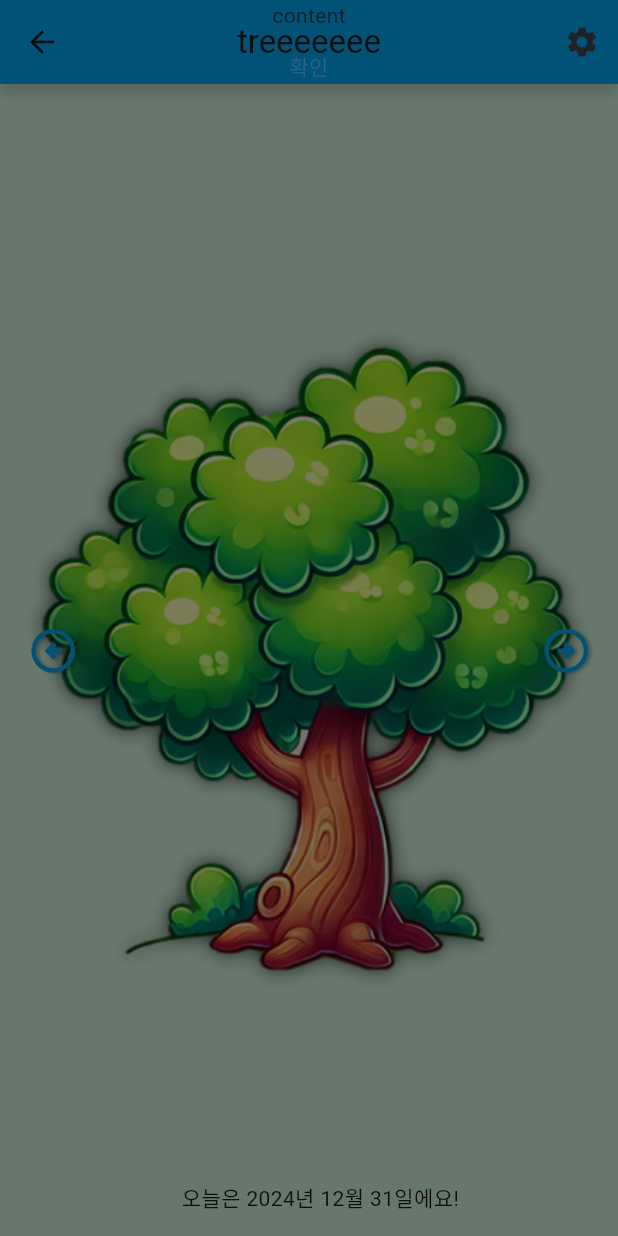
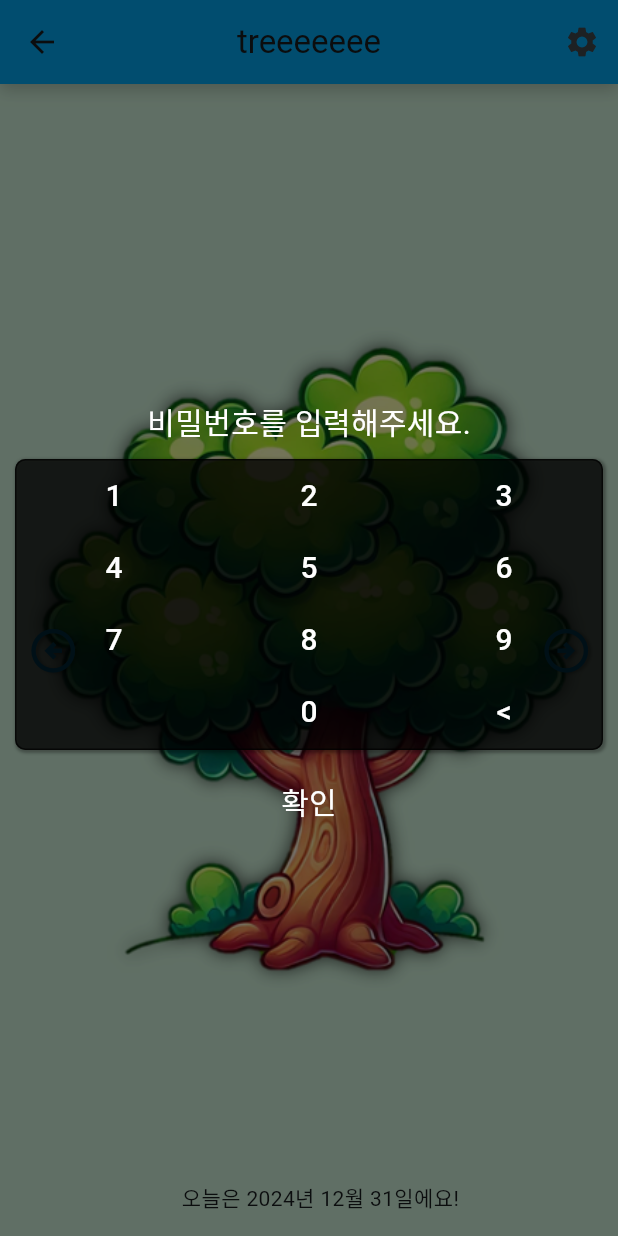
Before and after one commit to TaeSeungRyu/praise-tree, a Flutter app: the Tree screen opened by its route, on a phone screen of 412 x 824 dp. Run offline on Flutter 3.47's test engine with Material 3 defaults, Android fonts, the phone set to English and light mode, and no system bars; our stand-ins replace animated_text_kit, device_info_plus, flutter_screenutil, flutter_secure_storage, get, image_picker and 1 more; missing offline and left inert: custom_image_crop; accounts and stored records are empty; Roboto replaces fonts that are missing (CookieRun).

Commit message:
기본 기능 - 2
* 진행 중인 과제
- 저장소를 활용한 최초 앱 접속시 설명보기 및 비밀번호 설정 기능
- 도장을 추가하는 경우 컨펌 다이얼로그 실행(비번입력)
- 도장추가, 슬라이드 추가시 해당 정보를 스토리지에 저장 기능
- 다음 과제
 > 코드 리팩토링 및 주석 작업
 > 가상 시뮬레이터가 아닌 실제 폰에서의 구동화면 체크
- 기타 과제 목록
 > 설정을 통한 도장사진 교체 기능
 > 설정을 통한 스플래시 사진 교체 기능
 > 설정을 통한 제목 교체 기능

```diff
--- a/lib/const/const.dart
+++ b/lib/const/const.dart
@@ -1,7 +1,9 @@
 
 enum Constants {
 
-  isNotFirstAccess("isNotFirstAccess");
+  isNotFirstAccess("isNotFirstAccess"),
+  passWordData("passWordData"),
+  ;
 
   final String value;
 
--- /dev/null
+++ b/lib/screens/component/keypad.dart
@@ -0,0 +1,134 @@
+import 'package:flutter/material.dart';
+import 'package:my_heart_son/utils/display_util.dart';
+
+Widget keyPadButton({required String keyText, required Function() onKeyTap}) {
+  return Expanded(
+    child: TextButton(
+      onPressed: () {
+        onKeyTap();
+      },
+      child: Text(
+        keyText,
+        style: TextStyle(
+          color: Colors.white,
+          fontSize: 20.ratio,
+        ),
+      ),
+    ),
+  );
+}
+
+Widget numberKeyPad(BuildContext context, Function(String) press) {
+  return Container(
+    decoration: BoxDecoration(
+      color: Colors.black.withOpacity(0.7),
+      border: Border.all(
+        color: Colors.black.withOpacity(0.7),
+        width: 1,
+      ),
+      borderRadius: BorderRadius.circular(7.ratio),
+      boxShadow: [
+        BoxShadow(
+          color: Colors.black.withOpacity(0.3),
+          spreadRadius: 1,
+          blurRadius: 1,
+          offset: const Offset(1, 1),
+        ),
+      ],
+    ),
+    child: Column(
+      crossAxisAlignment: CrossAxisAlignment.center,
+      mainAxisAlignment: MainAxisAlignment.center,
+      children: <Widget>[
+        Row(
+          children: <Widget>[
+            keyPadButton(
+              keyText: '1',
+              onKeyTap: () {
+                press('1');
+              },
+            ),
+            keyPadButton(
+              keyText: '2',
+              onKeyTap: () {
+                press('2');
+              },
+            ),
+            keyPadButton(
+              keyText: '3',
+              onKeyTap: () {
+                press('3');
+              },
+            ),
+          ],
+        ),
+        Row(
+          children: <Widget>[
+            keyPadButton(
+              keyText: '4',
+              onKeyTap: () {
+                press('4');
+              },
+            ),
+            keyPadButton(
+              keyText: '5',
+              onKeyTap: () {
+                press('5');
+              },
+            ),
+            keyPadButton(
+              keyText: '6',
+              onKeyTap: () {
+                press('6');
+              },
+            ),
+          ],
+        ),
+        Row(
+          children: <Widget>[
+            keyPadButton(
+              keyText: '7',
+              onKeyTap: () {
+                press('7');
+              },
+            ),
+            keyPadButton(
+              keyText: '8',
+              onKeyTap: () {
+                press('8');
+              },
+            ),
+            keyPadButton(
+              keyText: '9',
+              onKeyTap: () {
+                press('9');
+              },
+            ),
+          ],
+        ),
+        Row(
+          children: <Widget>[
+            keyPadButton(
+              keyText: '',
+              onKeyTap: () {
+                press('');
+              },
+            ),
+            keyPadButton(
+              keyText: '0',
+              onKeyTap: () {
+                press('0');
+              },
+            ),
+            keyPadButton(
+              keyText: '<',
+              onKeyTap: () {
+                press('<');
+              },
+            ),
+          ],
+        ),
+      ],
+    ),
+  );
+}
--- a/lib/screens/component/modals.dart
+++ b/lib/screens/component/modals.dart
@@ -1,4 +1,7 @@
 import 'package:flutter/material.dart';
+import 'package:my_heart_son/const/const.dart';
+import 'package:my_heart_son/screens/component/keypad.dart';
+import 'package:my_heart_son/utils/data_storage.dart';
 
 confirmBox(BuildContext context, String title, String content,
     Function confirmFunction, Function cancelFunction) {
@@ -33,29 +36,167 @@ confirmBox(BuildContext context, String title, String content,
   );
 }
 
-explainSlideStyleBox (BuildContext context, String content, Function confirmFunction) {
-  //              confirmFunction();
-  //               Navigator.pop(context, '확인');
+const explainSliderContents = [
+  "첫번째 설명",
+  "두번째 설명",
+  "세번째 설명",
+  "네번째 설명",
+  "다섯번째 설명",
+];
+
+var textStyle = const TextStyle(
+  color: Colors.white,
+  fontSize: 20,
+);
+
+explainSlideStyleBox(BuildContext context, Function confirmFunction) {
+  var pageController = PageController();
   return showDialog(
     context: context,
     barrierColor: Colors.black.withOpacity(0.3),
     builder: (BuildContext context) {
       return Dialog.fullscreen(
-        backgroundColor: Colors.black.withOpacity(0.3),
-        child: Column(
-          children: [
-            Text(content),
-            TextButton(
-              onPressed: () {
-                confirmFunction();
-                Navigator.pop(context, '확인');
+        backgroundColor: Colors.black.withOpacity(0.35),
+        child: PopScope(
+          canPop: false,
+          onPopInvoked: (src) {},
+          child: Center(
+            child: PageView.builder(
+              itemCount: explainSliderContents.length,
+              controller: pageController,
+              onPageChanged: (index) {},
+              itemBuilder: (context, index) {
+                return Center(
+                  child: Column(
+                    mainAxisAlignment: MainAxisAlignment.center,
+                    children: [
+                      Text(
+                        explainSliderContents[index],
+                        style: textStyle,
+                      ),
+                      index == explainSliderContents.length - 1
+                          ? TextButton(
+                              onPressed: () {
+                                Navigator.pop(context, '확인');
+                                confirmFunction();
+                              },
+                              child: Text(
+                                '확인',
+                                style: textStyle,
+                              ),
+                            )
+                          : TextButton(
+                              onPressed: () {
+                                pageController.nextPage(
+                                  duration: const Duration(milliseconds: 300),
+                                  curve: Curves.easeIn,
+                                );
+                              },
+                              child: Text(
+                                '다음',
+                                style: textStyle,
+                              ),
+                            ),
+                    ],
+                  ),
+                );
               },
-              child: const Text('확인'),
             ),
-          ],
+          ),
         ),
-
       );
     },
   );
 }
+
+class KeyPadModalWidget extends StatefulWidget {
+  final BuildContext context;
+  final Function confirmFunction;
+
+  const KeyPadModalWidget(this.context, this.confirmFunction, {super.key});
+
+  @override
+  KeyPadModalWidgetState createState() => KeyPadModalWidgetState();
+}
+
+class KeyPadModalWidgetState extends State<KeyPadModalWidget> {
+  var pageController = PageController();
+  var inputLength = 0;
+  var inputNumberArray = List<String>.empty(growable: true);
+  var maxPasswordLength = 4;
+
+  @override
+  Widget build(BuildContext context) {
+
+    //TODO : 신규비밀번호인지 아니면 확인비밀번호인지 구분해야함.
+    //TODO : 저장소에서 비밀번호를 가져와서 비교해야함.
+    DataStorage.get(Constants.passWordData.value).then((value) {
+      debugPrint('value: $value');
+    });
+
+    return Center(
+      child: Column(
+        mainAxisAlignment: MainAxisAlignment.center,
+        children: [
+          Text(
+            '비밀번호를 입력해주세요.',
+            style: textStyle,
+          ),
+          Row(
+            mainAxisAlignment: MainAxisAlignment.center,
+            children: [
+              ...inputNumberArray.map((e) => Text(e, style: textStyle)),
+            ],
+          ),
+          Padding(padding: const EdgeInsets.all(10),
+          child: numberKeyPad(context, (textNumber) {
+            setState(() {
+              inputNumberArray.add(textNumber);
+              if (inputLength < maxPasswordLength-1) {
+                inputLength++;
+              } else {
+                var checkPassword = inputNumberArray.join();
+                debugPrint('checkPassword: $checkPassword');
+                inputNumberArray.clear();
+                inputLength = 0;
+              }
+            });
+          }),),
+
+        ],
+      ),
+    );
+  }
+}
+
+runKeyPadModal(BuildContext context, Function confirmFunction) {
+  return showDialog(
+    context: context,
+    barrierColor: Colors.black.withOpacity(0.3),
+    builder: (BuildContext context) {
+      return Dialog.fullscreen(
+        backgroundColor: Colors.black.withOpacity(0.35),
+        child: PopScope(
+          canPop: false,
+          onPopInvoked: (src) {},
+          child: Column(
+            mainAxisAlignment: MainAxisAlignment.center,
+            children: [
+              KeyPadModalWidget(context, confirmFunction),
+              TextButton(
+                onPressed: () {
+                  Navigator.pop(context, '확인');
+                  confirmFunction();
+                },
+                child: Text(
+                  '확인',
+                  style: textStyle,
+                ),
+              ),
+            ],
+          ),
+        ),
+      );
+    },
+  );
+}
--- a/lib/screens/sources/app_controller.dart
+++ b/lib/screens/sources/app_controller.dart
@@ -7,7 +7,7 @@ import 'package:get/get.dart';
 import 'package:image_picker/image_picker.dart';
 import 'package:intl/intl.dart';
 import 'package:my_heart_son/const/const.dart';
-import 'package:my_heart_son/screens/component/data_storage.dart';
+import 'package:my_heart_son/utils/data_storage.dart';
 import 'package:my_heart_son/screens/tree.dart';
 
 import 'app_vo.dart';
@@ -68,7 +68,7 @@ class AppController extends GetxController with WidgetsBindingObserver {
   PageController pageController = PageController();
   RxInt currentPage = 0.obs;
 
-  final int maxAppleCount = 3;
+  final int maxAppleCount = 10;
   RxList<MarkPositionVo> currentPositionList = <MarkPositionVo>[].obs;
   RxString treeBottomText =
       "오늘은 ${DateFormat('yyyy년 MM월 dd일').format(DateTime.now())}에요!".obs;
--- a/lib/screens/tree.dart
+++ b/lib/screens/tree.dart
@@ -18,7 +18,11 @@ class Tree extends GetView<AppController> {
     WidgetsBinding.instance.addPostFrameCallback((timeStamp) {
       controller.initTreeConfiguration(context);
       //confirmBox(context, "title", "content\ncontent\ncontent", (){}, (){});
-      explainSlideStyleBox(context, "content", (){});
+      // explainSlideStyleBox(context,  (){
+      //   runKeyPadModal(context, (){});
+      // });
+      runKeyPadModal(context, (){});
+      //RunExplainSlideStyleBox(context,  () {});
     });
     return Obx(() => SafeArea(
           child: Scaffold(
```
Also changed, not shown: lib/utils/data_storage.dart (renamed from lib/screens/component/data_storage.dart).
